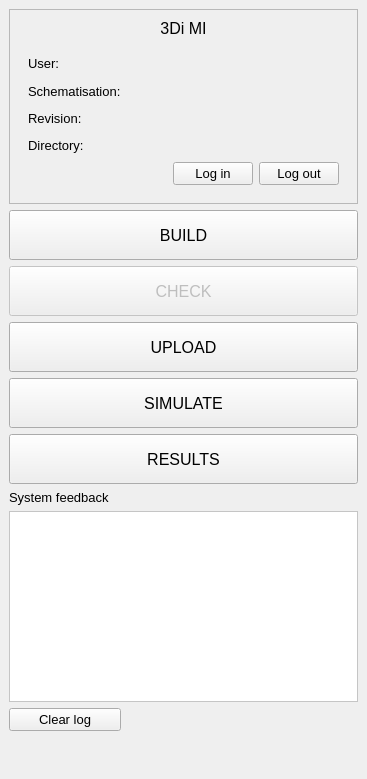
The window that threedi_api_qgis_client/ui/threedi_api_qgis_client_dockwidget_base.ui (nens/threedi-api-qgis-client) describes before a commit, drawn with Qt 5.
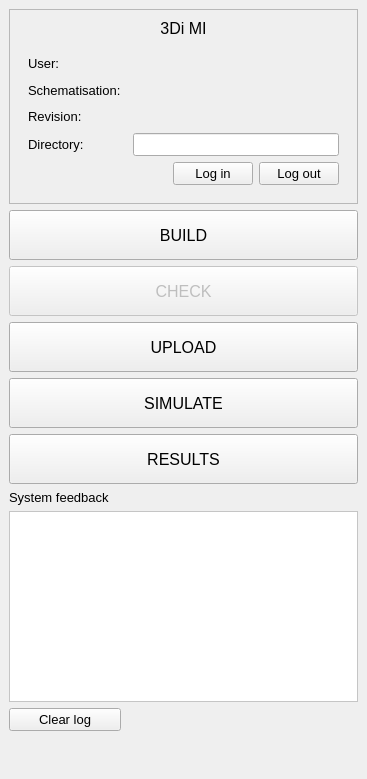
The same window after the commit. Icons and pictures are not drawn.

What changed in the file:
```diff
--- a/threedi_api_qgis_client/ui/threedi_api_qgis_client_dockwidget_base.ui
+++ b/threedi_api_qgis_client/ui/threedi_api_qgis_client_dockwidget_base.ui
@@ -412,22 +412,6 @@
             </property>
            </widget>
           </item>
-          <item row="3" column="2">
-           <widget class="QLabel" name="label_directory">
-            <property name="font">
-             <font>
-              <weight>75</weight>
-              <bold>true</bold>
-             </font>
-            </property>
-            <property name="text">
-             <string/>
-            </property>
-            <property name="alignment">
-             <set>Qt::AlignRight|Qt::AlignTrailing|Qt::AlignVCenter</set>
-            </property>
-           </widget>
-          </item>
           <item row="2" column="2">
            <widget class="QLabel" name="label_revision">
             <property name="font">
@@ -458,6 +442,13 @@
             </property>
            </widget>
           </item>
+          <item row="3" column="2">
+           <widget class="QLineEdit" name="le_directory">
+            <property name="readOnly">
+             <bool>true</bool>
+            </property>
+           </widget>
+          </item>
          </layout>
         </widget>
        </item>
```
